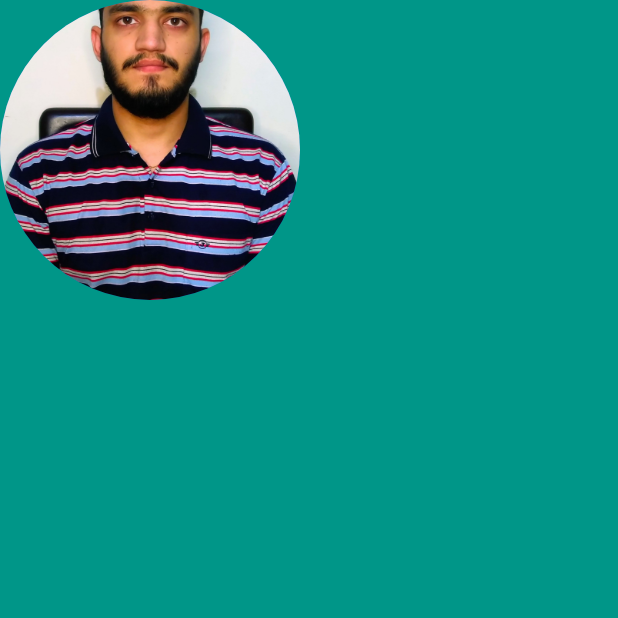
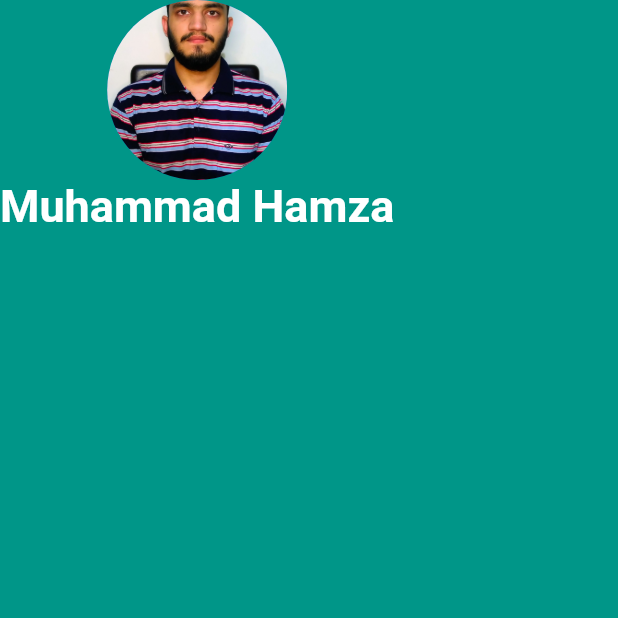
Before and after one commit to muhammad-hamza-shahid/mi_card_flutter_app, a Flutter app: the screen it shows after launch, on a phone screen of 412 x 824 dp, the top half of it. Run offline on Flutter 3.47's test engine with Material 2 defaults, Android fonts, the phone set to English and light mode, and no system bars.

Commit message:
Update main.dart

```diff
--- a/lib/main.dart
+++ b/lib/main.dart
@@ -15,9 +15,16 @@ class myApp extends StatelessWidget {
           child: Column(
             children: <Widget>[
               CircleAvatar(
-                radius: 100,
+                radius: 60,
                 backgroundImage: AssetImage('images/upload.jpg'),
               ),
+              Text(
+                'Muhammad Hamza',
+                style: TextStyle(
+                    fontSize: 30,
+                    fontWeight: FontWeight.bold,
+                    color: Colors.white),
+              )
             ],
           ),
         ),
```
